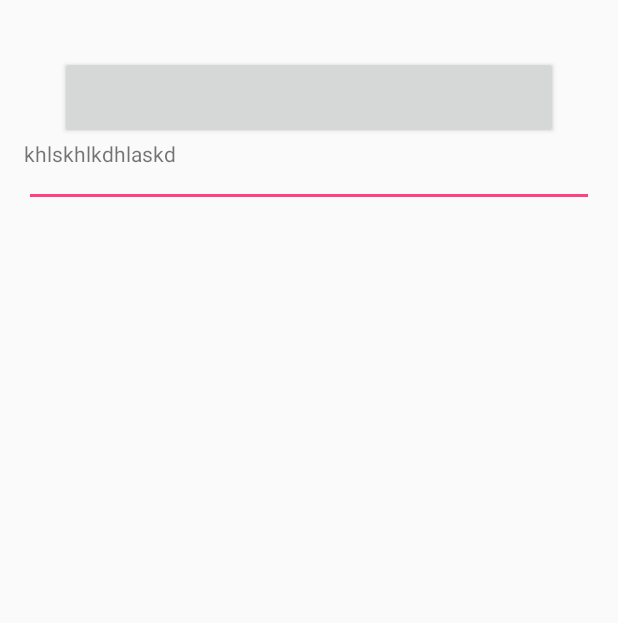
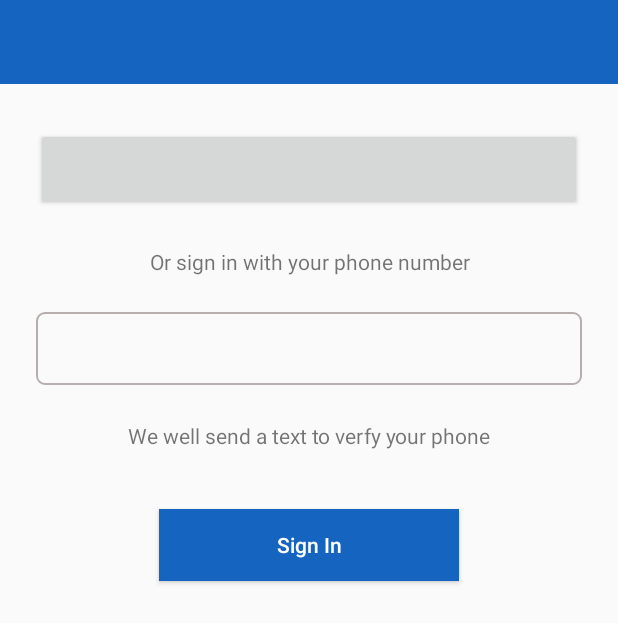
Before and after one commit to Rakhimjon/PArkingDude, an Android app: the FacebookLogin screen opened directly, with no data from a screen before it, on a phone screen of 412 x 824 dp. Shown: the top 623 px of the screen. Run offline under Robolectric (Android 15) with nearby library versions, the phone set to English and light mode, and no system bars; plain views replace LoginButton.

Commit message:
facebooklLogin qo'shildi

```diff
--- /dev/null
+++ b/app/src/main/res/drawable/edittext_bg.xml
@@ -0,0 +1,17 @@
+<?xml version="1.0" encoding="utf-8"?>
+<selector xmlns:android="http://schemas.android.com/apk/res/android">
+    <item>
+        <shape android:shape="rectangle">
+            <solid android:color="@android:color/transparent"/>
+            <stroke android:width="1dp" android:color="#b7adad"/>
+            <corners android:radius="5dp"/>
+            <!-- You can create different radius for different corners -->
+            <!--corners
+                android:topLeftRadius="5dp"
+                android:topRightRadius="5dp"
+                android:bottomLeftRadius="5dp"
+                android:bottomRightRadius="5dp"
+                /-->
+        </shape>
+    </item>
+</selector>
--- a/app/src/main/res/layout/activity_facebook_login.xml
+++ b/app/src/main/res/layout/activity_facebook_login.xml
@@ -5,17 +5,15 @@
     android:id="@+id/activity_facebook_login"
     android:layout_width="match_parent"
     android:layout_height="match_parent"
-    android:paddingBottom="@dimen/activity_vertical_margin"
-    android:paddingLeft="@dimen/activity_horizontal_margin"
-    android:paddingRight="@dimen/activity_horizontal_margin"
-    android:paddingTop="@dimen/activity_vertical_margin"
+
     tools:context="com.parking.parkingdude.activity.FacebookLogin">
+    <android.support.v7.widget.Toolbar
+        android:id="@+id/toolbar"
+        android:layout_width="match_parent"
+        android:layout_height="?attr/actionBarSize"
+        android:background="?attr/colorPrimary"
+        android:theme="@style/ThemeOverlay.AppCompat.Dark" />
 
-    <AutoCompleteTextView
-        android:layout_width="match_parent"
-        android:layout_height="wrap_content"
-
-        android:layout_below="@+id/login_button"/>
 
     <com.facebook.login.widget.LoginButton
         android:id="@+id/login_button"
@@ -27,7 +25,7 @@
         android:textSize="18sp"
         android:paddingTop="15dp"
         android:paddingBottom="15dp"
-        android:layout_marginTop="21dp"
+        android:layout_marginTop="85dp"
         android:layout_marginLeft="24dp"
         android:layout_marginRight="24dp"
 
@@ -35,9 +33,47 @@
     <TextView
         android:layout_width="match_parent"
         android:layout_height="wrap_content"
-        android:id="@+id/text"
+        android:id="@+id/textNumber"
         android:layout_below="@id/login_button"
-        android:text="khlskhlkdhlaskd"/>
+        android:text="Or sign in with your phone number"
+        android:gravity="center_horizontal"
+        android:layout_marginTop="24dp"
+        android:textSize="14sp"
+
+        />
+
+   <EditText
+       android:layout_width="match_parent"
+       android:layout_height="wrap_content"
+       android:id="@+id/editNumber"
+       android:layout_below="@+id/textNumber"
+       android:layout_marginLeft="24dp"
+       android:layout_marginRight="24dp"
+       android:layout_marginTop="24dp"
+       android:background="@drawable/edittext_bg"
+       android:padding="12dp"
+       />
+    <TextView
+        android:layout_width="match_parent"
+        android:layout_height="wrap_content"
+        android:id="@+id/verfyText"
+        android:layout_below="@+id/editNumber"
+        android:text="We well send a text to verfy your phone"
+        android:gravity="center_horizontal"
+        android:layout_marginTop="24dp"/>
+
+    <Button
+        android:id="@+id/signIn"
+        android:layout_width="200dp"
+        android:layout_height="wrap_content"
+        android:layout_gravity="center"
+        android:layout_marginTop="39dp"
+        android:background="@color/colorPrimary"
+        android:text="Sign In"
+        android:textAllCaps="false"
+        android:textColor="@color/colorWhite"
+        android:layout_below="@+id/verfyText"
+        android:layout_centerHorizontal="true" />
 
 
 </RelativeLayout>
```
